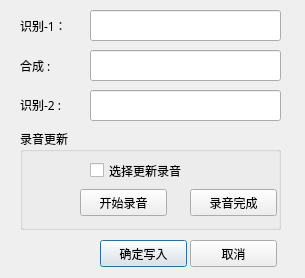
lcdsdream/my-gradution-project, file voiceIden/dialogModifyTable2.ui: the form before one commit.
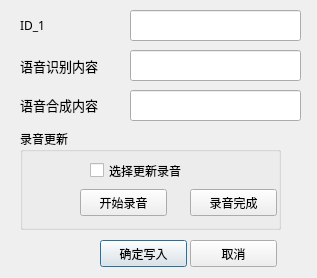
The form after the commit.

Commit message: 语音模块修改 数据库项目更改

Patch:
```diff
--- a/voiceIden/dialogModifyTable2.ui
+++ b/voiceIden/dialogModifyTable2.ui
@@ -6,7 +6,7 @@
    <rect>
     <x>0</x>
     <y>0</y>
-    <width>305</width>
+    <width>317</width>
     <height>278</height>
    </rect>
   </property>
@@ -28,7 +28,7 @@
     </rect>
    </property>
    <property name="text">
-    <string>识别-1：</string>
+    <string>ID_1</string>
    </property>
   </widget>
   <widget class="QLabel" name="label_2">
@@ -36,20 +36,26 @@
     <rect>
      <x>20</x>
      <y>50</y>
-     <width>61</width>
+     <width>101</width>
      <height>31</height>
     </rect>
    </property>
+   <property name="font">
+    <font>
+     <family>WenQuanYi Micro Hei</family>
+     <pointsize>10</pointsize>
+    </font>
+   </property>
    <property name="text">
-    <string>合成 :</string>
+    <string>语音识别内容</string>
    </property>
   </widget>
   <widget class="QLineEdit" name="lineEditItem0">
    <property name="geometry">
     <rect>
-     <x>90</x>
+     <x>130</x>
      <y>10</y>
-     <width>191</width>
+     <width>171</width>
      <height>31</height>
     </rect>
    </property>
@@ -57,9 +63,9 @@
   <widget class="QLineEdit" name="lineEditItem1">
    <property name="geometry">
     <rect>
-     <x>90</x>
+     <x>130</x>
      <y>50</y>
-     <width>191</width>
+     <width>171</width>
      <height>31</height>
     </rect>
    </property>
@@ -93,9 +99,9 @@
   <widget class="QLineEdit" name="lineEditItem2">
    <property name="geometry">
     <rect>
-     <x>90</x>
+     <x>130</x>
      <y>90</y>
-     <width>191</width>
+     <width>171</width>
      <height>31</height>
     </rect>
    </property>
@@ -105,12 +111,17 @@
     <rect>
      <x>20</x>
      <y>89</y>
-     <width>61</width>
+     <width>101</width>
      <height>31</height>
     </rect>
    </property>
+   <property name="font">
+    <font>
+     <pointsize>10</pointsize>
+    </font>
+   </property>
    <property name="text">
-    <string>识别-2 :</string>
+    <string>语音合成内容</string>
    </property>
   </widget>
   <widget class="QGroupBox" name="groupBox">
```
The commit also changes 9 other files.
